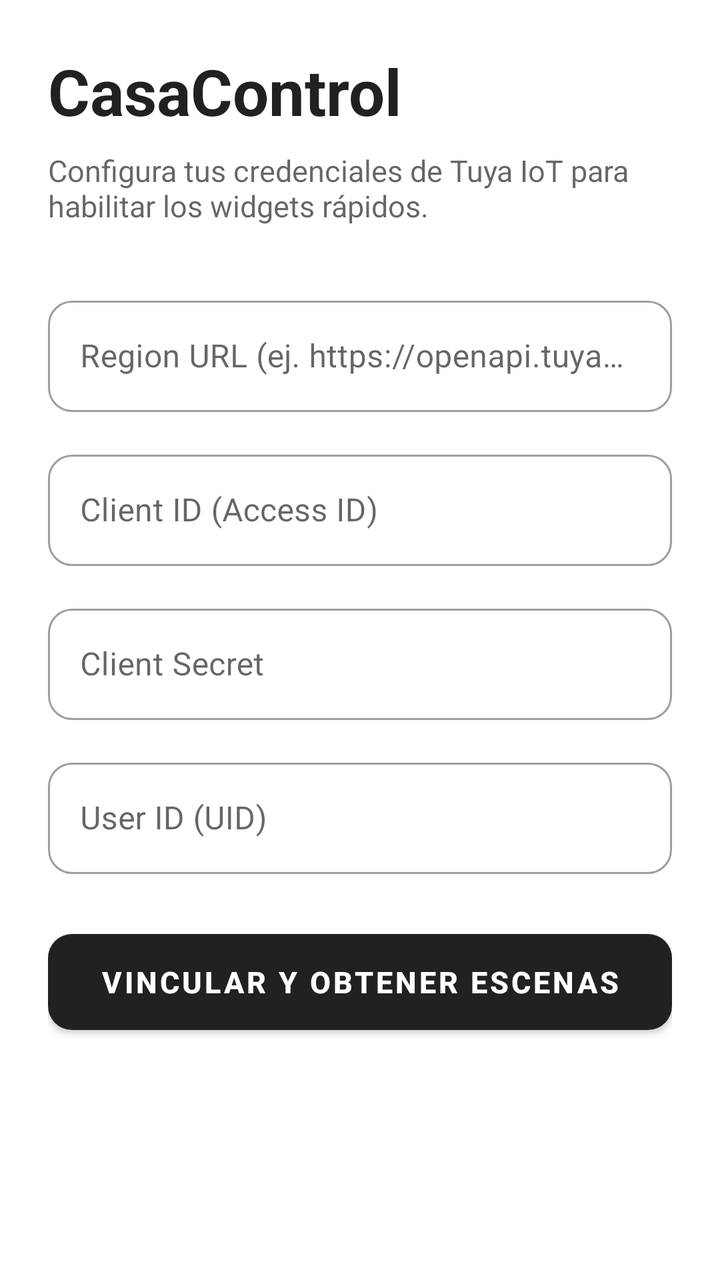
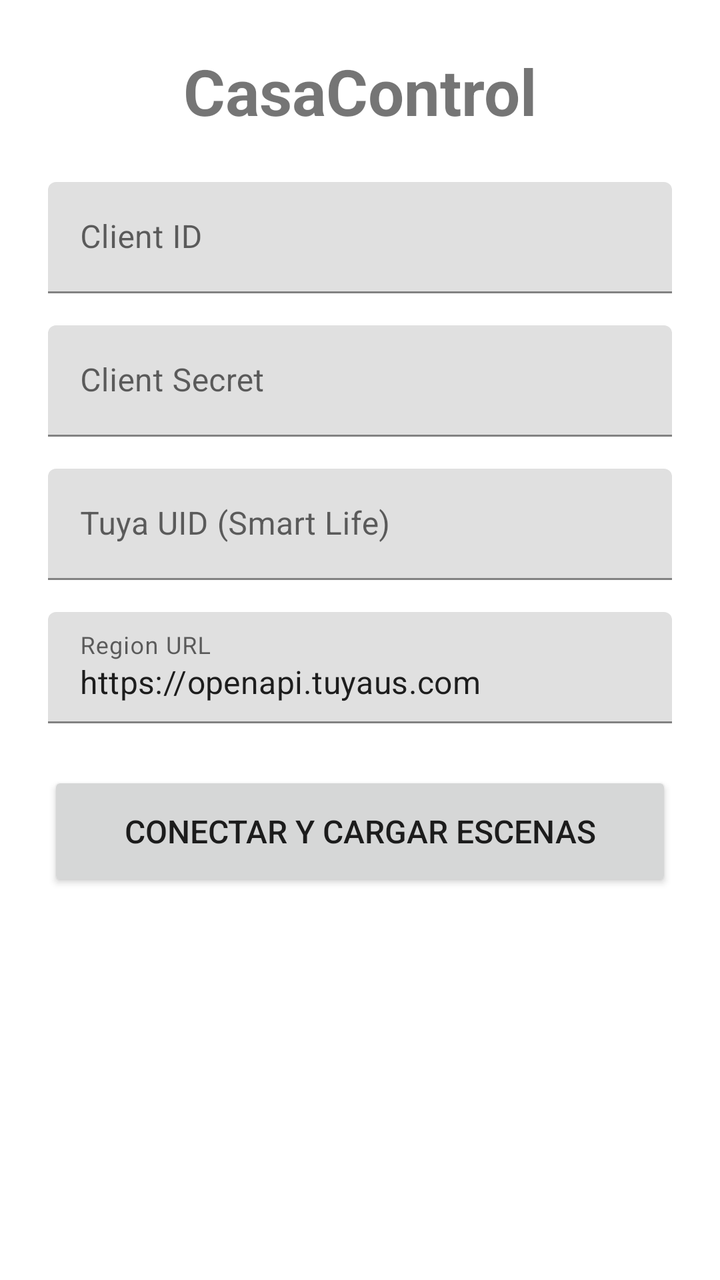

Before-and-after screenshots of an Android layout around one commit, followed by the original layout XML and the change that was made.
<!-- AndroidManifest.xml: application theme Theme.App -->
<!-- res/layout/activity_main.xml -->
<?xml version="1.0" encoding="utf-8"?>
<ScrollView xmlns:android="http://schemas.android.com/apk/res/android"
    xmlns:app="http://schemas.android.com/apk/res-auto"
    android:layout_width="match_parent"
    android:layout_height="match_parent"
    android:fillViewport="true">

    <LinearLayout
        android:layout_width="match_parent"
        android:layout_height="wrap_content"
        android:orientation="vertical"
        android:padding="24dp">

        <TextView
            android:layout_width="wrap_content"
            android:layout_height="wrap_content"
            android:text="CasaControl"
            android:textSize="32sp"
            android:textStyle="bold"
            android:textColor="?android:textColorPrimary"
            android:layout_marginBottom="8dp"/>

        <TextView
            android:layout_width="wrap_content"
            android:layout_height="wrap_content"
            android:text="Configura tus credenciales de Tuya IoT para habilitar los widgets rápidos."
            android:textSize="15sp"
            android:textColor="?android:textColorSecondary"
            android:layout_marginBottom="32dp"/>

        <com.google.android.material.textfield.TextInputLayout
            style="@style/Widget.MaterialComponents.TextInputLayout.OutlinedBox"
            android:layout_width="match_parent"
            android:layout_height="wrap_content"
            android:layout_marginBottom="16dp"
            app:boxCornerRadiusTopStart="12dp"
            app:boxCornerRadiusTopEnd="12dp"
            app:boxCornerRadiusBottomStart="12dp"
            app:boxCornerRadiusBottomEnd="12dp"
            android:hint="Region URL (ej. https://openapi.tuyaus.com)">
            <com.google.android.material.textfield.TextInputEditText
                android:id="@+id/etRegionUrl"
                android:layout_width="match_parent"
                android:layout_height="wrap_content"
                android:inputType="textUri"/>
        </com.google.android.material.textfield.TextInputLayout>

        <com.google.android.material.textfield.TextInputLayout
            style="@style/Widget.MaterialComponents.TextInputLayout.OutlinedBox"
            android:layout_width="match_parent"
            android:layout_height="wrap_content"
            android:layout_marginBottom="16dp"
            app:boxCornerRadiusTopStart="12dp"
            app:boxCornerRadiusTopEnd="12dp"
            app:boxCornerRadiusBottomStart="12dp"
            app:boxCornerRadiusBottomEnd="12dp"
            android:hint="Client ID (Access ID)">
            <com.google.android.material.textfield.TextInputEditText
                android:id="@+id/etClientId"
                android:layout_width="match_parent"
                android:layout_height="wrap_content"
                android:inputType="textNoSuggestions"/>
        </com.google.android.material.textfield.TextInputLayout>

        <com.google.android.material.textfield.TextInputLayout
            style="@style/Widget.MaterialComponents.TextInputLayout.OutlinedBox"
            android:layout_width="match_parent"
            android:layout_height="wrap_content"
            android:layout_marginBottom="16dp"
            app:boxCornerRadiusTopStart="12dp"
            app:boxCornerRadiusTopEnd="12dp"
            app:boxCornerRadiusBottomStart="12dp"
            app:boxCornerRadiusBottomEnd="12dp"
            android:hint="Client Secret">
            <com.google.android.material.textfield.TextInputEditText
                android:id="@+id/etClientSecret"
                android:layout_width="match_parent"
                android:layout_height="wrap_content"
                android:inputType="textPassword"/>
        </com.google.android.material.textfield.TextInputLayout>

        <com.google.android.material.textfield.TextInputLayout
            style="@style/Widget.MaterialComponents.TextInputLayout.OutlinedBox"
            android:layout_width="match_parent"
            android:layout_height="wrap_content"
            android:layout_marginBottom="24dp"
            app:boxCornerRadiusTopStart="12dp"
            app:boxCornerRadiusTopEnd="12dp"
            app:boxCornerRadiusBottomStart="12dp"
            app:boxCornerRadiusBottomEnd="12dp"
            android:hint="User ID (UID)">
            <com.google.android.material.textfield.TextInputEditText
                android:id="@+id/etUid"
                android:layout_width="match_parent"
                android:layout_height="wrap_content"
                android:inputType="textNoSuggestions"/>
        </com.google.android.material.textfield.TextInputLayout>

        <com.google.android.material.button.MaterialButton
            android:id="@+id/btnSaveAndFetch"
            android:layout_width="match_parent"
            android:layout_height="60dp"
            android:text="VINCULAR Y OBTENER ESCENAS"
            android:textSize="15sp"
            android:textStyle="bold"
            app:cornerRadius="12dp"/>

    </LinearLayout>
</ScrollView>
<!-- resources referenced by this layout -->
<resources>
  <style name="Theme.App" parent="Theme.MaterialComponents.DayNight.DarkActionBar">
      </style>
</resources>

<!-- the commit's change to res/layout/activity_main.xml (unified diff, before → after) -->
@@ -1,109 +1,140 @@
 <?xml version="1.0" encoding="utf-8"?>
-<ScrollView xmlns:android="http://schemas.android.com/apk/res/android"
+<FrameLayout xmlns:android="http://schemas.android.com/apk/res/android"
     xmlns:app="http://schemas.android.com/apk/res-auto"
     android:layout_width="match_parent"
     android:layout_height="match_parent"
-    android:fillViewport="true">
+    android:background="?android:attr/colorBackground">
 
+    
+    <ScrollView
+        android:id="@+id/layoutAuth"
+        android:layout_width="match_parent"
+        android:layout_height="match_parent"
+        android:padding="24dp"
+        android:visibility="visible">
+
+        <LinearLayout
+            android:layout_width="match_parent"
+            android:layout_height="wrap_content"
+            android:orientation="vertical">
+
+            <TextView
+                android:layout_width="wrap_content"
+                android:layout_height="wrap_content"
+                android:text="CasaControl"
+                android:textSize="32sp"
+                android:textStyle="bold"
+                android:layout_gravity="center_horizontal"
+                android:layout_marginBottom="24dp" />
+
+            <com.google.android.material.textfield.TextInputLayout
+                android:layout_width="match_parent"
+                android:layout_height="wrap_content"
+                android:layout_marginBottom="16dp"
+                android:hint="Client ID">
+
+                <com.google.android.material.textfield.TextInputEditText
+                    android:id="@+id/etClientId"
+                    android:layout_width="match_parent"
+                    android:layout_height="wrap_content" />
+            </com.google.android.material.textfield.TextInputLayout>
+
+            <com.google.android.material.textfield.TextInputLayout
+                android:layout_width="match_parent"
+                android:layout_height="wrap_content"
+                android:layout_marginBottom="16dp"
+                android:hint="Client Secret">
+
+                <com.google.android.material.textfield.TextInputEditText
+                    android:id="@+id/etClientSecret"
+                    android:layout_width="match_parent"
+                    android:layout_height="wrap_content"
+                    android:inputType="textPassword" />
+            </com.google.android.material.textfield.TextInputLayout>
+
+            <com.google.android.material.textfield.TextInputLayout
+                android:layout_width="match_parent"
+                android:layout_height="wrap_content"
+                android:layout_marginBottom="16dp"
+                android:hint="Tuya UID (Smart Life)">
+
+                <com.google.android.material.textfield.TextInputEditText
+                    android:id="@+id/etUid"
+                    android:layout_width="match_parent"
+                    android:layout_height="wrap_content" />
+            </com.google.android.material.textfield.TextInputLayout>
+
+            <com.google.android.material.textfield.TextInputLayout
+                android:layout_width="match_parent"
+                android:layout_height="wrap_content"
+                android:layout_marginBottom="24dp"
+                android:hint="Region URL">
+
+                <com.google.android.material.textfield.TextInputEditText
+                    android:id="@+id/etRegionUrl"
+                    android:layout_width="match_parent"
+                    android:layout_height="wrap_content"
+                    android:text="https://openapi.tuyaus.com" />
+            </com.google.android.material.textfield.TextInputLayout>
+
+            <Button
+                android:id="@+id/btnSaveAndFetch"
+                android:layout_width="match_parent"
+                android:layout_height="60dp"
+                android:text="Conectar y Cargar Escenas"
+                android:textSize="16sp" />
+
+        </LinearLayout>
+    </ScrollView>
+
+    
     <LinearLayout
+        android:id="@+id/layoutDashboard"
         android:layout_width="match_parent"
-        android:layout_height="wrap_content"
+        android:layout_height="match_parent"
         android:orientation="vertical"
-        android:padding="24dp">
+        android:visibility="gone">
+
+        <LinearLayout
+            android:layout_width="match_parent"
+            android:layout_height="wrap_content"
+            android:padding="16dp"
+            android:gravity="center_vertical"
+            android:orientation="horizontal">
+
+            <TextView
+                android:layout_width="0dp"
+                android:layout_height="wrap_content"
+                android:layout_weight="1"
+                android:text="Mis Escenas"
+                android:textSize="24sp"
+                android:textStyle="bold" />
+
+            <ImageButton
+                android:id="@+id/btnLogout"
+                android:layout_width="48dp"
+                android:layout_height="48dp"
+                android:background="?attr/selectableItemBackgroundBorderless"
+                android:src="@android:drawable/ic_menu_preferences"
+                android:contentDescription="Ajustes" />
+        </LinearLayout>
 
         <TextView
-            android:layout_width="wrap_content"
-            android:layout_height="wrap_content"
-            android:text="CasaControl"
-            android:textSize="32sp"
-            android:textStyle="bold"
-            android:textColor="?android:textColorPrimary"
-            android:layout_marginBottom="8dp"/>
-
-        <TextView
-            android:layout_width="wrap_content"
-            android:layout_height="wrap_content"
-            android:text="Configura tus credenciales de Tuya IoT para habilitar los widgets rápidos."
-            android:textSize="15sp"
-            android:textColor="?android:textColorSecondary"
-            android:layout_marginBottom="32dp"/>
-
-        <com.google.android.material.textfield.TextInputLayout
-            style="@style/Widget.MaterialComponents.TextInputLayout.OutlinedBox"
             android:layout_width="match_parent"
             android:layout_height="wrap_content"
-            android:layout_marginBottom="16dp"
-            app:boxCornerRadiusTopStart="12dp"
-            app:boxCornerRadiusTopEnd="12dp"
-            app:boxCornerRadiusBottomStart="12dp"
-            app:boxCornerRadiusBottomEnd="12dp"
-            android:hint="Region URL (ej. https://openapi.tuyaus.com)">
-            <com.google.android.material.textfield.TextInputEditText
-                android:id="@+id/etRegionUrl"
-                android:layout_width="match_parent"
-                android:layout_height="wrap_content"
-                android:inputType="textUri"/>
-        </com.google.android.material.textfield.TextInputLayout>
+            android:paddingHorizontal="16dp"
+            android:paddingBottom="8dp"
+            android:text="Toca para ejecutar. Mantén pulsado para editar. Arrastra para reordenar."
+            android:textSize="12sp"
+            android:textColor="?android:attr/textColorSecondary"/>
 
-        <com.google.android.material.textfield.TextInputLayout
-            style="@style/Widget.MaterialComponents.TextInputLayout.OutlinedBox"
+        <androidx.recyclerview.widget.RecyclerView
+            android:id="@+id/rvScenes"
             android:layout_width="match_parent"
-            android:layout_height="wrap_content"
-            android:layout_marginBottom="16dp"
-            app:boxCornerRadiusTopStart="12dp"
-            app:boxCornerRadiusTopEnd="12dp"
-            app:boxCornerRadiusBottomStart="12dp"
-            app:boxCornerRadiusBottomEnd="12dp"
-            android:hint="Client ID (Access ID)">
-            <com.google.android.material.textfield.TextInputEditText
-                android:id="@+id/etClientId"
-                android:layout_width="match_parent"
-                android:layout_height="wrap_content"
-                android:inputType="textNoSuggestions"/>
-        </com.google.android.material.textfield.TextInputLayout>
-
-        <com.google.android.material.textfield.TextInputLayout
-            style="@style/Widget.MaterialComponents.TextInputLayout.OutlinedBox"
-            android:layout_width="match_parent"
-            android:layout_height="wrap_content"
-            android:layout_marginBottom="16dp"
-            app:boxCornerRadiusTopStart="12dp"
-            app:boxCornerRadiusTopEnd="12dp"
-            app:boxCornerRadiusBottomStart="12dp"
-            app:boxCornerRadiusBottomEnd="12dp"
-            android:hint="Client Secret">
-            <com.google.android.material.textfield.TextInputEditText
-                android:id="@+id/etClientSecret"
-                android:layout_width="match_parent"
-                android:layout_height="wrap_content"
-                android:inputType="textPassword"/>
-        </com.google.android.material.textfield.TextInputLayout>
-
-        <com.google.android.material.textfield.TextInputLayout
-            style="@style/Widget.MaterialComponents.TextInputLayout.OutlinedBox"
-            android:layout_width="match_parent"
-            android:layout_height="wrap_content"
-            android:layout_marginBottom="24dp"
-            app:boxCornerRadiusTopStart="12dp"
-            app:boxCornerRadiusTopEnd="12dp"
-            app:boxCornerRadiusBottomStart="12dp"
-            app:boxCornerRadiusBottomEnd="12dp"
-            android:hint="User ID (UID)">
-            <com.google.android.material.textfield.TextInputEditText
-                android:id="@+id/etUid"
-                android:layout_width="match_parent"
-                android:layout_height="wrap_content"
-                android:inputType="textNoSuggestions"/>
-        </com.google.android.material.textfield.TextInputLayout>
-
-        <com.google.android.material.button.MaterialButton
-            android:id="@+id/btnSaveAndFetch"
-            android:layout_width="match_parent"
-            android:layout_height="60dp"
-            android:text="VINCULAR Y OBTENER ESCENAS"
-            android:textSize="15sp"
-            android:textStyle="bold"
-            app:cornerRadius="12dp"/>
+            android:layout_height="0dp"
+            android:layout_weight="1"
+            android:clipToPadding="false"
+            android:padding="8dp" />
 
     </LinearLayout>
-</ScrollView>
+</FrameLayout>
